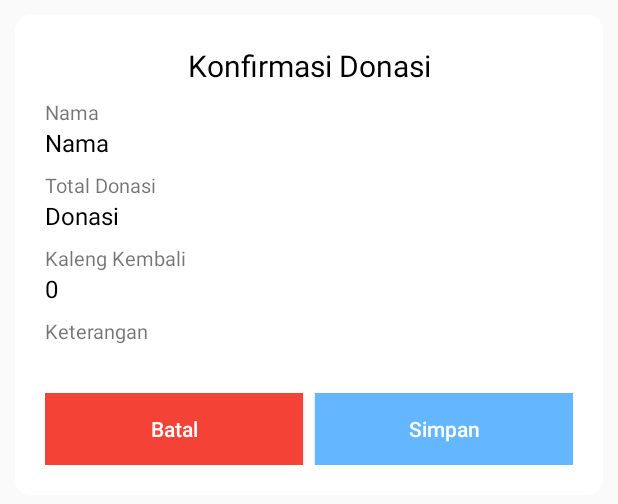
After one commit to maulanagmedia/yayasanislamamanah, an Android app: the layout dialog_simpan_donasi.xml on its own in the app's theme, with its tools: preview values and no code run, on a phone screen of 412 x 824 dp. The commit adds this screen. Shown: the top 504 px of the screen. Run offline under Robolectric (Android 15) with nearby library versions, the phone set to English and light mode, and no system bars; network calls fail.

Commit message:
Update mas Maul 18/10/2019 15:45

```diff
--- a/app/src/main/java/co/id/gmedia/yia/ActCollector/Adapter/JadwalKunjunganAdapter.java
+++ b/app/src/main/java/co/id/gmedia/yia/ActCollector/Adapter/JadwalKunjunganAdapter.java
@@ -164,6 +164,7 @@ public class JadwalKunjunganAdapter extends RecyclerView.Adapter<JadwalKunjungan
 
                             Intent intent = new Intent(context, DetailCurrentPosActivity.class);
                             intent.putExtra("nama", b.getNama());
+                            intent.putExtra("alamat", b.getAlamat());
                             intent.putExtra("lat", b.getLatitude());
                             intent.putExtra("long", b.getLognitude());
                             context.startActivity(intent);
--- a/app/src/main/java/co/id/gmedia/yia/ActCollector/Adapter/JadwalKunjunganCollectorAdapter.java
+++ b/app/src/main/java/co/id/gmedia/yia/ActCollector/Adapter/JadwalKunjunganCollectorAdapter.java
@@ -191,6 +191,7 @@ public class JadwalKunjunganCollectorAdapter extends RecyclerView.Adapter<Jadwal
 
                             Intent intent = new Intent(context, DetailCurrentPosActivity.class);
                             intent.putExtra("nama", b.getNama());
+                            intent.putExtra("alamat", b.getAlamat());
                             intent.putExtra("lat", b.getLatitude());
                             intent.putExtra("long", b.getLognitude());
                             context.startActivity(intent);
--- a/app/src/main/java/co/id/gmedia/yia/ActCollector/Adapter/ListRekapSetoranAdapter.java
+++ b/app/src/main/java/co/id/gmedia/yia/ActCollector/Adapter/ListRekapSetoranAdapter.java
@@ -29,7 +29,7 @@ public class ListRekapSetoranAdapter extends ArrayAdapter {
     }
 
     private static class ViewHolder {
-        private TextView tvItem1, tvItem2, tvItem3, tvItem4, tvItem5, tvItem6, tvItem7, tvBtn1, tvBtn2, tvBtn3, tvTotalDonatur;
+        private TextView tvItem1, tvItem2, tvItem3, tvItem4, tvItem5, tvItem6, tvItem7, tvItem8, tvBtn1, tvBtn2, tvBtn3, tvTotalDonatur;
     }
 
     @Override
@@ -55,6 +55,7 @@ public class ListRekapSetoranAdapter extends ArrayAdapter {
             holder.tvItem5 = convertView.findViewById(R.id.tv_item5);
             holder.tvItem6 = convertView.findViewById(R.id.tv_item6);
             holder.tvItem7 = convertView.findViewById(R.id.tv_item7);
+            holder.tvItem8 = convertView.findViewById(R.id.tv_item8);
             holder.tvTotalDonatur = convertView.findViewById(R.id.tv_total_donatur);
             convertView.setTag(holder);
         }else{
@@ -72,6 +73,7 @@ public class ListRekapSetoranAdapter extends ArrayAdapter {
         holder.tvItem5.setText(iv.ChangeToCurrencyFormat(item.getItem5()));
         holder.tvItem6.setText(iv.ChangeToCurrencyFormat(item.getItem6()));
         holder.tvItem7.setText(iv.ChangeToCurrencyFormat(item.getItem7()));
+        holder.tvItem8.setText(item.getItem8());
         holder.tvTotalDonatur.setText(iv.ChangeToCurrencyFormat(iv.parseNullDouble(item.getItem3()) + iv.parseNullDouble(item.getItem5())));
 
         holder.tvBtn1.setOnClickListener(new View.OnClickListener() {
--- a/app/src/main/java/co/id/gmedia/yia/ActCollector/ListRekapSetoranActivity.java
+++ b/app/src/main/java/co/id/gmedia/yia/ActCollector/ListRekapSetoranActivity.java
@@ -213,6 +213,7 @@ public class ListRekapSetoranActivity extends AppCompatActivity {
                                             ,jo.getString("donatur_lebih_dua")
                                             ,jo.getString("nominal_lebih_dua")
                                             ,jo.getString("total")
+                                            ,jo.getString("total")
                                     )
                             );
                         }
--- a/app/src/main/java/co/id/gmedia/yia/ActNotifikasi/Adapter/ListNotifikasiAdapter.java
+++ b/app/src/main/java/co/id/gmedia/yia/ActNotifikasi/Adapter/ListNotifikasiAdapter.java
@@ -55,7 +55,7 @@ public class ListNotifikasiAdapter extends ArrayAdapter {
         }
 
         CustomModel item = items.get(position);
-        holder.tvItem1.setText(iv.ChangeFormatDateString(item.getItem3(), FormatItem.formatTimestamp, FormatItem.formatDateTimeDisplay1));
+        holder.tvItem1.setText(iv.ChangeFormatDateString(item.getItem3(), FormatItem.formatTimestamp, FormatItem.formatDateTimeDisplay2));
         holder.tvItem2.setText(item.getItem2());
         final ViewHolder finalHolder = holder;
         holder.ivDown.setOnClickListener(new View.OnClickListener() {
@@ -64,7 +64,7 @@ public class ListNotifikasiAdapter extends ArrayAdapter {
 
                 if(finalHolder.tvItem2.getMaxLines() == 1){
 
-                    finalHolder.tvItem2.setMaxLines(1000);
+                    finalHolder.tvItem2.setMaxLines(10000);
                     finalHolder.ivDown.setImageDrawable(context.getResources().getDrawable(R.drawable.ic_up_arrow));
                 }else{
 
--- a/app/src/main/java/co/id/gmedia/yia/ActSalesBrosur/DetailCurrentPosActivity.java
+++ b/app/src/main/java/co/id/gmedia/yia/ActSalesBrosur/DetailCurrentPosActivity.java
@@ -108,7 +108,7 @@ public class DetailCurrentPosActivity extends AppCompatActivity implements OnMap
     private static final int REQUEST_CHECK_SETTINGS = 0x1;
     private Boolean mRequestingLocationUpdates;
     private Location mCurrentLocation;
-    private String namaDonatur = "", latitudeString = "", longitudeString = "";
+    private String namaDonatur = "", alamatDonatur = "", latitudeString = "", longitudeString = "";
 
     @Override
     protected void onCreate(Bundle savedInstanceState) {
@@ -156,6 +156,7 @@ public class DetailCurrentPosActivity extends AppCompatActivity implements OnMap
         if(bundle != null) {
 
             namaDonatur = bundle.getString("nama", "");
+            alamatDonatur = bundle.getString("alamat", "");
             latitudeString = bundle.getString("lat", "");
             longitudeString = bundle.getString("long", "");
         }
@@ -555,7 +556,7 @@ public class DetailCurrentPosActivity extends AppCompatActivity implements OnMap
                 if(!latitudeString.equals("")){
 
                     Marker donaturPoint = mMap.addMarker(new MarkerOptions().position(new LatLng(iv.parseNullDouble(latitudeString), iv.parseNullDouble(longitudeString)))
-                            .snippet(namaDonatur)
+                            .snippet(alamatDonatur)
                             .title(namaDonatur)
                             .icon(BitmapDescriptorFactory
                                     .defaultMarker(BitmapDescriptorFactory.HUE_AZURE)));
--- a/app/src/main/java/co/id/gmedia/yia/ActSalesChecking/SalesCheckingDetailActivity.java
+++ b/app/src/main/java/co/id/gmedia/yia/ActSalesChecking/SalesCheckingDetailActivity.java
@@ -237,6 +237,10 @@ public class SalesCheckingDetailActivity extends AppCompatActivity{
             public void onClick(View v) {
 
                 Intent intent = new Intent(context, DetailCurrentPosActivity.class);
+                intent.putExtra("nama", donatur.getNama());
+                intent.putExtra("alamat", donatur.getAlamat());
+                intent.putExtra("lat", donatur.getLatitude());
+                intent.putExtra("long", donatur.getLognitude());
                 startActivity(intent);
             }
         });
--- a/app/src/main/java/co/id/gmedia/yia/ActSalesSosial/Adapter/ListJadwalSSAdapter.java
+++ b/app/src/main/java/co/id/gmedia/yia/ActSalesSosial/Adapter/ListJadwalSSAdapter.java
@@ -154,6 +154,7 @@ public class ListJadwalSSAdapter extends ArrayAdapter {
 
                             Intent intent = new Intent(context, DetailCurrentPosActivity.class);
                             intent.putExtra("nama", item.getItem2());
+                            intent.putExtra("alamat", item.getItem3());
                             intent.putExtra("lat", item.getItem7());
                             intent.putExtra("long", item.getItem8());
                             context.startActivity(intent);
--- a/app/src/main/java/co/id/gmedia/yia/ActSalesSosial/SalesSosialJadwalDetailActivity.java
+++ b/app/src/main/java/co/id/gmedia/yia/ActSalesSosial/SalesSosialJadwalDetailActivity.java
@@ -286,6 +286,10 @@ public class SalesSosialJadwalDetailActivity extends AppCompatActivity {
             public void onClick(View v) {
 
                 Intent intent = new Intent(context, DetailCurrentPosActivity.class);
+                intent.putExtra("nama", donatur.getItem2());
+                intent.putExtra("alamat", donatur.getItem3());
+                intent.putExtra("lat", donatur.getItem7());
+                intent.putExtra("long", donatur.getItem8());
                 startActivity(intent);
             }
         });
--- a/app/src/main/java/co/id/gmedia/yia/ActSalesSosial/SalesSosialJadwalFragment.java
+++ b/app/src/main/java/co/id/gmedia/yia/ActSalesSosial/SalesSosialJadwalFragment.java
@@ -177,8 +177,8 @@ public class SalesSosialJadwalFragment extends Fragment {
 
     @Override
     public void onResume() {
+        super.onResume();
         initData(false);
-        super.onResume();
     }
 
     private void initData(final boolean withLocation) {
--- a/app/src/main/java/co/id/gmedia/yia/Utils/ServerURL.java
+++ b/app/src/main/java/co/id/gmedia/yia/Utils/ServerURL.java
@@ -4,7 +4,8 @@ public class ServerURL {
     public static final int PIX_REQUEST_CODE = 99;
 
     //private static final String baseURL = "http://192.168.20.36/gmedia/yia/api/";
-    private static final String baseURL = "http://gmedia.bz/yia/v3/api/";
+    //private static final String baseURL = "http://gmedia.bz/yia/v3/api/";
+    private static final String baseURL = "http://yayasanislamamanah.com/beta/api/";
 
     public static final String login = baseURL + "Authentication/";
     public static final String updateFCM = baseURL + "Authentication/update_fcm";
--- a/app/src/main/res/layout/adapter_rekap_setoran.xml
+++ b/app/src/main/res/layout/adapter_rekap_setoran.xml
@@ -283,8 +283,9 @@
                         android:layout_width="0dp"
                         android:layout_weight="0.25"
                         android:layout_height="wrap_content"
-                        android:textColor="@color/colorGreen3"
+                        android:textColor="@color/colorBlack"
                         android:gravity="center"
+                        android:id="@+id/tv_item8"
                         android:text=""/>
                 </LinearLayout>
 
--- /dev/null
+++ b/app/src/main/res/layout/dialog_simpan_donasi.xml
@@ -0,0 +1,116 @@
+<?xml version="1.0" encoding="utf-8"?>
+<androidx.cardview.widget.CardView xmlns:android="http://schemas.android.com/apk/res/android"
+    xmlns:app="http://schemas.android.com/apk/res-auto"
+    android:orientation="vertical"
+    android:layout_width="match_parent"
+    android:layout_height="wrap_content"
+    android:layout_margin="@dimen/dp10"
+    app:cardCornerRadius="@dimen/dp10">
+
+    <LinearLayout
+        android:layout_width="match_parent"
+        android:layout_height="wrap_content"
+        android:orientation="vertical"
+        android:padding="@dimen/dp20">
+
+        <TextView
+            android:layout_width="match_parent"
+            android:layout_height="wrap_content"
+            android:text="Konfirmasi Donasi"
+            android:gravity="center"
+            android:textSize="@dimen/text_20"
+            android:textColor="@color/colorBlack" />
+
+        <TextView
+            android:layout_width="match_parent"
+            android:layout_height="wrap_content"
+            android:textSize="@dimen/text_small"
+            android:layout_marginTop="@dimen/padding_default"
+            android:text="Nama"/>
+
+        <TextView
+            android:layout_width="match_parent"
+            android:layout_height="wrap_content"
+            android:id="@+id/tv_nama"
+            android:text="Nama"
+            android:textSize="@dimen/text_medium"
+            android:textColor="@color/color_black"/>
+
+        <TextView
+            android:layout_width="match_parent"
+            android:layout_height="wrap_content"
+            android:textSize="@dimen/text_small"
+            android:layout_marginTop="@dimen/padding_default"
+            android:text="Total Donasi"/>
+
+        <TextView
+            android:layout_width="match_parent"
+            android:layout_height="wrap_content"
+            android:id="@+id/tv_donasi"
+            android:text="Donasi"
+            android:textSize="@dimen/text_medium"
+            android:textColor="@color/color_black"/>
+
+        <TextView
+            android:layout_width="match_parent"
+            android:layout_height="wrap_content"
+            android:textSize="@dimen/text_small"
+            android:layout_marginTop="@dimen/padding_default"
+            android:text="Kaleng Kembali"/>
+
+        <TextView
+            android:layout_width="match_parent"
+            android:layout_height="wrap_content"
+            android:id="@+id/tv_kaleng"
+            android:text="0"
+            android:textSize="@dimen/text_medium"
+            android:textColor="@color/color_black"/>
+
+        <TextView
+            android:layout_width="match_parent"
+            android:layout_height="wrap_content"
+            android:textSize="@dimen/text_small"
+            android:layout_marginTop="@dimen/padding_default"
+            android:text="Keterangan"/>
+
+        <TextView
+            android:layout_width="match_parent"
+            android:layout_height="wrap_content"
+            android:id="@+id/tv_keterangan"
+            android:text=""
+            android:textSize="@dimen/text_medium"
+            android:textColor="@color/color_black"/>
+
+        <LinearLayout
+            android:layout_width="match_parent"
+            android:layout_height="wrap_content"
+            android:orientation="horizontal"
+            android:layout_marginTop="@dimen/dp10"
+            android:weightSum="2">
+
+            <Button
+                android:id="@+id/btn_batal"
+                android:layout_width="0dp"
+                android:layout_weight="1"
+                android:layout_height="wrap_content"
+                android:text="Batal"
+                android:background="@drawable/bg_button_red"
+                android:textColor="@color/color_white"
+                android:textAllCaps="false"
+                android:layout_marginRight="@dimen/padding_small"/>
+
+            <Button
+                android:id="@+id/btn_simpan"
+                android:layout_width="0dp"
+                android:layout_weight="1"
+                android:layout_height="wrap_content"
+                android:text="Simpan"
+                android:background="@drawable/bg_button_blue"
+                android:textColor="@color/color_white"
+                android:textAllCaps="false"
+                android:layout_marginLeft="@dimen/padding_small"/>
+        </LinearLayout>
+
+    </LinearLayout>
+
+</androidx.cardview.widget.CardView>
--- a/app/src/main/res/xml/network_security_config.xml
+++ b/app/src/main/res/xml/network_security_config.xml
@@ -3,5 +3,6 @@
     <domain-config cleartextTrafficPermitted="true">
         <domain includeSubdomains="true">192.168.20.36</domain>
         <domain includeSubdomains="true">gmedia.bz</domain>
+        <domain includeSubdomains="true">yayasanislamamanah.com</domain>
     </domain-config>
 </network-security-config>
--- a/build.gradle
+++ b/build.gradle
@@ -8,7 +8,7 @@ buildscript {
 
     }
     dependencies {
-        classpath 'com.android.tools.build:gradle:3.5.0'
+        classpath 'com.android.tools.build:gradle:3.5.1'
         classpath 'com.google.gms:google-services:4.3.2'
 
         // NOTE: Do not place your application dependencies here; they belong
--- a/coremodul/src/main/java/co/id/gmedia/coremodul/FormatItem.java
+++ b/coremodul/src/main/java/co/id/gmedia/coremodul/FormatItem.java
@@ -14,5 +14,6 @@ public class FormatItem {
     public static final String formatDateDisplay = "dd/MM/yyyy";
     public static final String formatDateTimeDisplay = "dd/MM/yyyy HH:mm";
     public static final String formatDateTimeDisplay1 = "dd MMM yyyy HH:mm:ss";
+    public static final String formatDateTimeDisplay2 = "dd MMM yyyy HH:mm";
     public static final String formatDate1 = "dd MMM yyyy";
 }
--- a/coremodul/src/main/res/layout/layout_outstanding.xml
+++ b/coremodul/src/main/res/layout/layout_outstanding.xml
@@ -74,9 +74,6 @@
                     android:textColor="@color/color_orange_dialog"
                     android:textSize="19sp" />
             </LinearLayout>
-
         </LinearLayout>
-
-
     </LinearLayout>
 </RelativeLayout>
```
Also changed, not shown: app/src/main/java/co/id/gmedia/yia/ActCollector/CollectorDonaturDetailActivity.java (+67 -13 lines).
